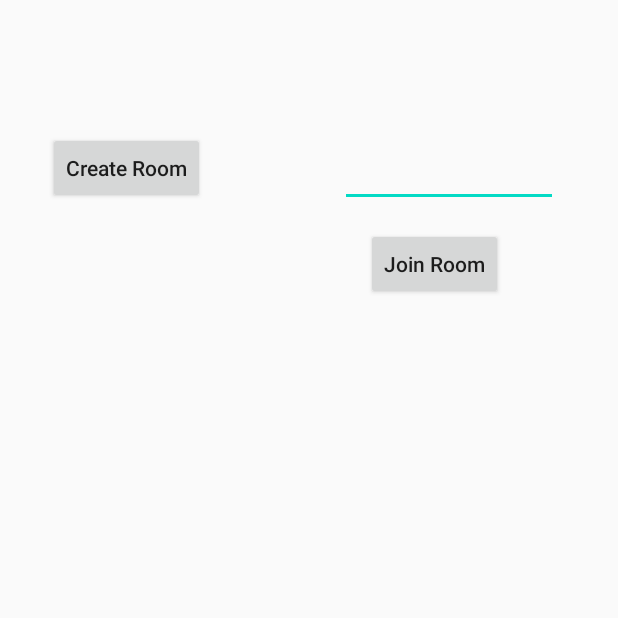
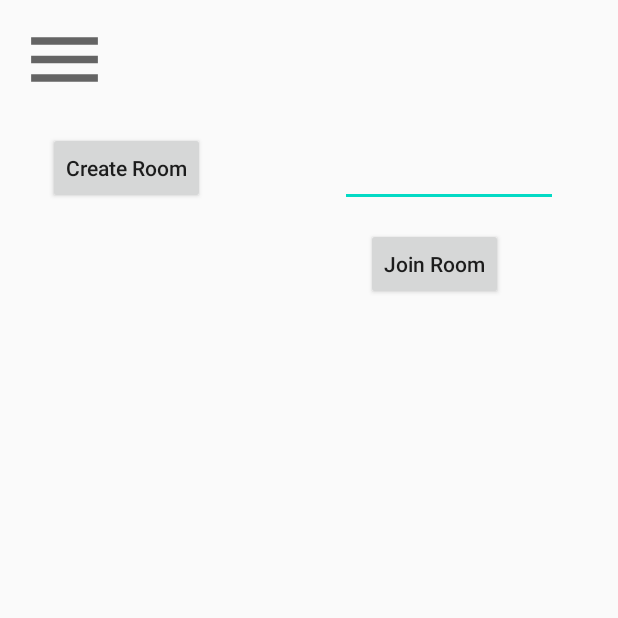
Before and after one commit to Schwartzblat/Sudoko-App, an Android app: the sudokuRoom screen opened directly, with no data from a screen before it, on a phone screen of 412 x 824 dp, the top half of it. Run offline under Robolectric (Android 15) with nearby library versions, the light colour scheme and no system bars; our stand-ins replace Firebase (no records; nobody signed in at launch, a user with empty details on screens opened directly).

Commit message:
add navigation to on, off

```diff
--- a/app/src/main/res/drawable/ic_baseline_menu_24.xml
+++ b/app/src/main/res/drawable/ic_baseline_menu_24.xml
@@ -1,5 +1,10 @@
-<vector android:height="24dp" android:tint="#FFFFFF"
-    android:viewportHeight="24" android:viewportWidth="24"
-    android:width="24dp" xmlns:android="http://schemas.android.com/apk/res/android">
-    <path android:fillColor="@android:color/white" android:pathData="M3,18h18v-2L3,16v2zM3,13h18v-2L3,11v2zM3,6v2h18L21,6L3,6z"/>
+<vector xmlns:android="http://schemas.android.com/apk/res/android"
+    android:width="24dp"
+    android:height="24dp"
+    android:viewportWidth="24"
+    android:viewportHeight="24"
+    android:tint="?attr/colorControlNormal">
+  <path
+      android:fillColor="@android:color/white"
+      android:pathData="M3,18h18v-2L3,16v2zM3,13h18v-2L3,11v2zM3,6v2h18L21,6L3,6z"/>
 </vector>
--- /dev/null
+++ b/app/src/main/res/drawable/whitemenu.xml
@@ -0,0 +1,5 @@
+<vector android:height="24dp" android:tint="#FFFFFF"
+    android:viewportHeight="24" android:viewportWidth="24"
+    android:width="24dp" xmlns:android="http://schemas.android.com/apk/res/android">
+    <path android:fillColor="@android:color/white" android:pathData="M3,18h18v-2L3,16v2zM3,13h18v-2L3,11v2zM3,6v2h18L21,6L3,6z"/>
+</vector>
--- a/app/src/main/res/layout/activity_main.xml
+++ b/app/src/main/res/layout/activity_main.xml
@@ -5,7 +5,6 @@
     android:layout_width="match_parent"
     android:layout_height="match_parent"
     android:background="#1B1B30"
-    android:onClick="onClick1"
     tools:context=".MainActivity">
 
     <Button
@@ -28,7 +27,6 @@
         android:id="@+id/frame"
         android:layout_width="match_parent"
         android:layout_height="match_parent"
-        android:onClick="onClick1"
         tools:ignore="MissingConstraints">
         <com.google.android.material.navigation.NavigationView
             android:id="@+id/navi"
@@ -54,14 +52,14 @@
         android:onClick="openNav"
         app:layout_constraintStart_toStartOf="parent"
         app:layout_constraintTop_toTopOf="parent"
-        app:srcCompat="@drawable/ic_baseline_menu_24" />
+        app:srcCompat="@drawable/whitemenu" />
 
     <Button
         android:id="@+id/closeNav"
         android:layout_width="136dp"
         android:layout_height="728dp"
         android:alpha="0"
-        android:onClick="onClick1"
+        android:onClick="closeNav"
         android:text="Button"
         app:layout_constraintBottom_toBottomOf="parent"
         app:layout_constraintEnd_toEndOf="parent"
--- a/app/src/main/res/layout/activity_sudoku_room.xml
+++ b/app/src/main/res/layout/activity_sudoku_room.xml
@@ -39,4 +39,45 @@
         android:onClick="joinRoom"
         app:layout_constraintEnd_toEndOf="parent"
         app:layout_constraintTop_toTopOf="parent" />
+    <androidx.drawerlayout.widget.DrawerLayout
+        android:id="@+id/frame"
+        android:layout_width="match_parent"
+        android:layout_height="match_parent"
+        tools:ignore="MissingConstraints">
+        <com.google.android.material.navigation.NavigationView
+            android:id="@+id/navi"
+            android:layout_width="wrap_content"
+            android:layout_height="match_parent"
+            android:layout_gravity="start"
+            android:background="#ffffff"
+            app:headerLayout="@layout/navihead"
+            android:translationZ="10dp"
+            app:itemIconTint="@color/gray"
+            app:itemTextColor="@color/gray"
+            app:menu="@menu/drawermenu"
+            tools:ignore="MissingConstraints" />
+    </androidx.drawerlayout.widget.DrawerLayout>
+
+    <ImageView
+        android:id="@+id/menuImg"
+        android:layout_width="66dp"
+        android:layout_height="59dp"
+        android:layout_marginStart="10dp"
+        android:layout_marginTop="10dp"
+        android:clickable="true"
+        android:onClick="openNav"
+        app:layout_constraintStart_toStartOf="parent"
+        app:layout_constraintTop_toTopOf="parent"
+        app:srcCompat="@drawable/ic_baseline_menu_24" />
+
+    <Button
+        android:id="@+id/closeNav"
+        android:layout_width="136dp"
+        android:layout_height="728dp"
+        android:alpha="0"
+        android:onClick="closeNav"
+        android:text="Button"
+        app:layout_constraintBottom_toBottomOf="parent"
+        app:layout_constraintEnd_toEndOf="parent"
+        app:layout_constraintTop_toTopOf="parent" />
 </androidx.constraintlayout.widget.ConstraintLayout>
```
Also changed, not shown: app/src/main/java/com/example/SudoKey/MainActivity.java (+76 -40 lines), app/src/main/java/com/example/SudoKey/sudokuOff.java (+105 -3 lines), app/src/main/java/com/example/SudoKey/sudokuRoom.java (+101 -1 lines), app/src/main/res/layout/activity_sudoku_off.xml (+42 -0 lines), app/src/main/res/menu/drawermenu.xml (+3 -9 lines).
